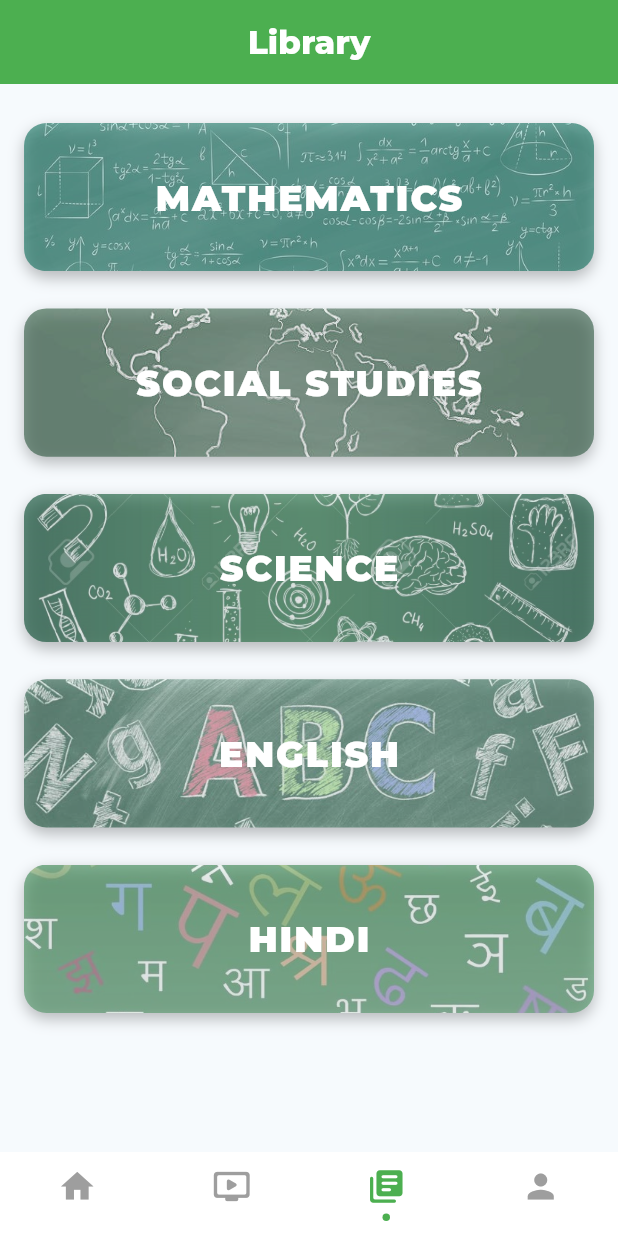
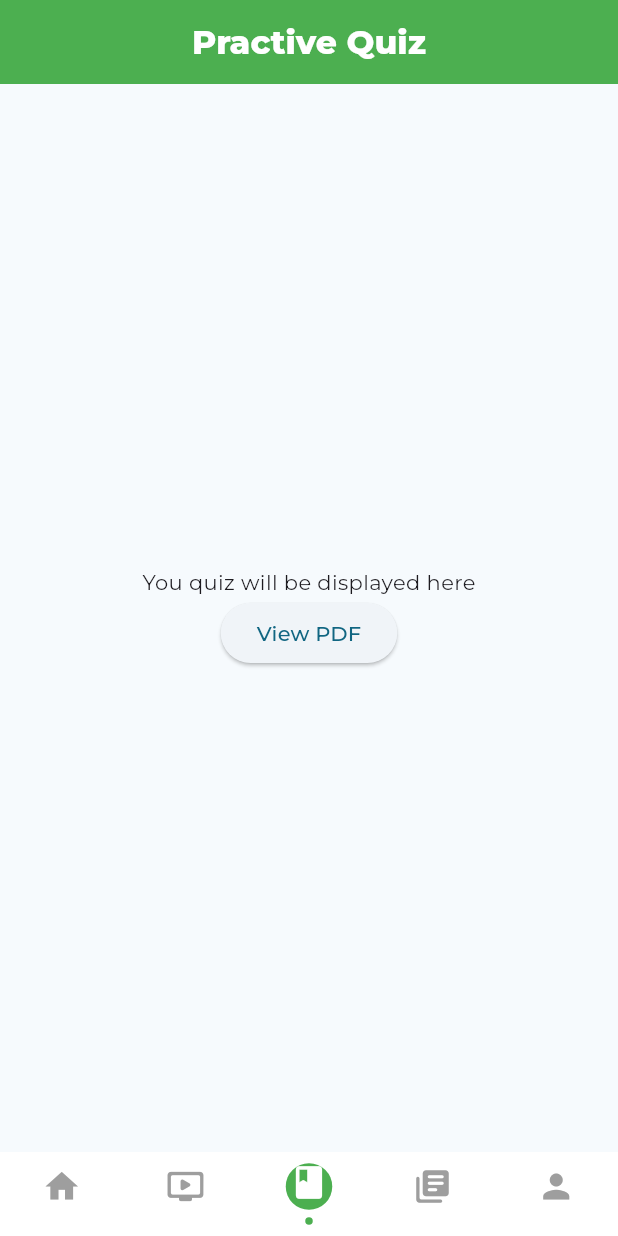
Before and after one commit to Athlon07/Adhyayan, a Flutter app: the HomeScreen widget shown alone on an empty page, opened directly, item 3 of the bottom bar chosen, on a phone screen of 412 x 824 dp. Run offline on Flutter 3.47's test engine with Material 3 defaults, Android fonts, the phone set to English and light mode, and no system bars; drawn by our look-alikes of persistent_bottom_nav_bar; our stand-ins replace google_fonts; missing offline and left inert: calendar_slider, syncfusion_flutter_pdfviewer.

Commit message:
Quiz and pdf functionality

```diff
--- a/lib/pages/chapters.dart
+++ b/lib/pages/chapters.dart
@@ -1,3 +1,4 @@
+import 'package:adhyayan/pages/pdfview.dart';
 import 'package:flutter/material.dart';
 
 class ChaptersPage extends StatelessWidget {
@@ -9,8 +10,7 @@ class ChaptersPage extends StatelessWidget {
 
   @override
   Widget build(BuildContext context) {
-    final chapters = ["Chapter 1", "Chapter 2", "Chapter 3"];
-
+    final chapters = ["Chapter 1", "Chapter 2", "Chapter 3", "Chapter 4"];
     return Scaffold(
       appBar: AppBar(
         backgroundColor: Colors.green,
@@ -36,7 +36,7 @@ class ChaptersPage extends StatelessWidget {
               child: InkWell(
                 borderRadius: BorderRadius.circular(12),
                 onTap: () {
-                  // Handle chapter click if needed
+                  Navigator.push(context, MaterialPageRoute(builder: (context)=>  Pdfview(chapter: index,subject: subject,)));
                 },
                 child: Padding(
                   padding: const EdgeInsets.all(16),
--- a/lib/pages/home.dart
+++ b/lib/pages/home.dart
@@ -1,5 +1,6 @@
 import 'package:adhyayan/pages/notice.dart';
 import 'package:adhyayan/pages/profile.dart';
+import 'package:adhyayan/pages/quiz.dart';
 import 'package:adhyayan/pages/schedule.dart';
 import 'package:flutter/material.dart';
 import 'package:persistent_bottom_nav_bar/persistent_bottom_nav_bar.dart';
@@ -27,10 +28,11 @@ class _HomeScreenState extends State<HomeScreen> {
     return [
       const NoticePage(),
       const SchedulePage(),
+      const Quiz(),
       const LibraryPage(),
       const ProfilePage(
         name: 'Samarth Bansal',
-        schoolName: 'KuchBhi Public School',
+        schoolName: 'Kela Bansal School',
         className: '10th',
         gender: 'Male',
       ),
@@ -51,6 +53,22 @@ class _HomeScreenState extends State<HomeScreen> {
         activeColorPrimary: Colors.green,
         inactiveColorPrimary: Colors.grey,
       ),
+      PersistentBottomNavBarItem(
+  icon:  Container(
+    padding: const  EdgeInsets.only(bottom: 5,right:20, left:20), // Adjust padding for desired circle size
+    decoration: const BoxDecoration(
+      shape: BoxShape.circle,
+      color: Colors.green,
+    ),
+    child:  const Icon(
+      Icons.book,
+      color: Colors.white, // Icon color inside the circle
+    ),
+  ),
+  title: "Quiz",
+  activeColorPrimary: Colors.green,
+  inactiveColorPrimary: Colors.grey,
+),
       PersistentBottomNavBarItem(
         icon: const Icon(Icons.library_books_rounded),
         title: "Resources",
--- a/lib/pages/library.dart
+++ b/lib/pages/library.dart
@@ -20,7 +20,7 @@ class _LibraryPageState extends State<LibraryPage>
     _controller = AnimationController(
       vsync: this,
       duration: const Duration(
-        milliseconds: 300,
+        milliseconds: 700,
       ),
     );
   }
@@ -72,7 +72,7 @@ class _LibraryPageState extends State<LibraryPage>
                 String subject = entry.value;
                 bool isSelected = selectedSubject == subject;
                 return AnimatedSize(
-                  duration: const Duration(milliseconds: 300),
+                  duration: const Duration(milliseconds: 700),
                   curve: Curves.easeInOut,
                   child: GestureDetector(
                     onTap: () {
--- a/lib/pages/profile.dart
+++ b/lib/pages/profile.dart
@@ -157,6 +157,7 @@ class ProfileDetailField extends StatelessWidget {
           color: Colors.green,
           fontWeight: FontWeight.bold,
         ),
+
         filled: true,
         fillColor: Colors.white,
         border: OutlineInputBorder(
@@ -165,6 +166,11 @@ class ProfileDetailField extends StatelessWidget {
         ),
       ),
       controller: TextEditingController(text: value),
+      style: const TextStyle(
+        color: Colors.black54,
+        fontWeight: FontWeight.bold,
+        fontSize: 20,
+      ),
     );
   }
 }
--- /dev/null
+++ b/lib/pages/quiz.dart
@@ -0,0 +1,43 @@
+import 'package:adhyayan/pages/pdfview.dart';
+import 'package:flutter/material.dart';
+
+class Quiz extends StatefulWidget {
+  const Quiz({super.key});
+
+  @override
+  State<Quiz> createState() => _QuizState();
+}
+
+class _QuizState extends State<Quiz> {
+  @override
+  Widget build(BuildContext context) {
+    return Scaffold(
+      appBar: AppBar(
+        backgroundColor: Colors.green,
+        elevation: 0,
+        centerTitle: true,
+        title: const Text(
+          'Practive Quiz',
+          style: TextStyle(fontWeight: FontWeight.w800, color: Colors.white),
+        ),
+      ),
+      body: Center(
+        child: Column(
+          mainAxisAlignment: MainAxisAlignment.center,
+          crossAxisAlignment: CrossAxisAlignment.center,
+          children: <Widget>[
+            const Text(
+              'You quiz will be displayed here',
+            ),
+            ElevatedButton(
+                onPressed: () {
+                  Navigator.push(context,
+                      MaterialPageRoute(builder: (context) => const Pdfview(chapter:  1,subject: 'MATHEMATICS',)));
+                },
+                child: const Text('View PDF')),
+          ],
+        ),
+      ),
+    );
+  }
+}
--- a/pubspec.yaml
+++ b/pubspec.yaml
@@ -22,7 +22,8 @@ dependencies:
   persistent_bottom_nav_bar: ^6.2.1
   calendar_slider: ^0.0.4
   intl: ^0.19.0
-  get: ^4.6.6
+  syncfusion_flutter_pdfviewer: ^26.2.11
+  http: ^1.2.2
 
 
 
@@ -42,3 +43,4 @@ flutter:
   assets:
     - assets/
     - assets/sub/
+    - assets/sample.pdf
```
Also changed, not shown: lib/pages/pdfview.dart (added, +43 -0 lines), pubspec.lock, 6 other files.
